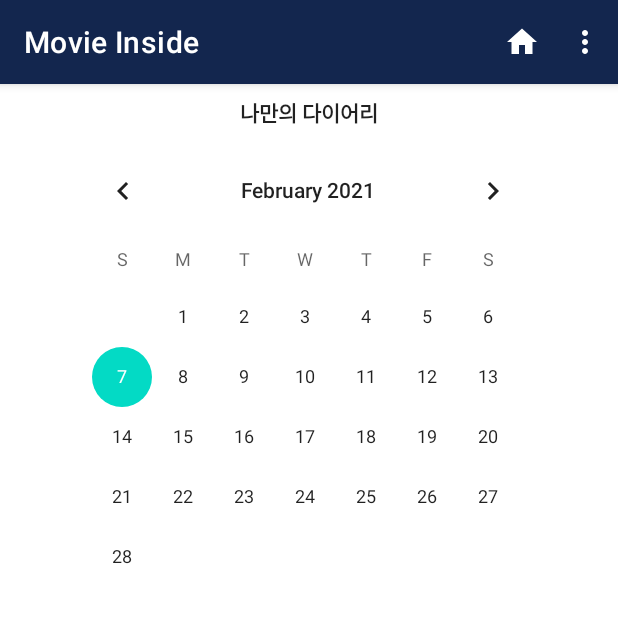
After one commit to su0su/MovieInside, an Android app: the CalenderActivity screen opened directly, with no data from a screen before it, on a phone screen of 412 x 824 dp, the top half of it. The commit adds this screen. Run offline under Robolectric (Android 15) with nearby library versions, the phone set to English and light mode, and no system bars; pictures from the network do not load.

Commit message:
수경 - 수인 액티비티 합체

```diff
--- a/app/src/main/AndroidManifest.xml
+++ b/app/src/main/AndroidManifest.xml
@@ -3,13 +3,14 @@
     package="com.example.myapplication">
 
     <uses-permission android:name="android.permission.INTERNET" />
+
     <application
         android:allowBackup="true"
         android:icon="@mipmap/ic_launcher"
-        android:label="@string/app_name"
         android:roundIcon="@mipmap/ic_launcher_round"
         android:supportsRtl="true"
         android:theme="@style/Theme.MyApplication">
+        <activity android:name=".CalenderActivity"/>
         <activity android:name=".MainActivity">
             <intent-filter>
                 <action android:name="android.intent.action.MAIN" />
--- a/app/src/main/java/com/example/myapplication/MainActivity.kt
+++ b/app/src/main/java/com/example/myapplication/MainActivity.kt
@@ -1,5 +1,6 @@
 package com.example.myapplication
 
+import android.annotation.SuppressLint
 import android.content.Context
 import android.content.Intent
 import android.net.Uri
@@ -9,53 +10,59 @@ import android.view.*
 import android.view.inputmethod.InputMethodManager
 import android.webkit.WebView
 import android.webkit.WebViewClient
-import android.widget.Button
-import android.widget.EditText
-import android.widget.ImageView
-import android.widget.TextView
+import android.widget.*
 import androidx.recyclerview.widget.LinearLayoutManager
 import androidx.recyclerview.widget.RecyclerView
 import com.bumptech.glide.Glide
 import com.bumptech.glide.request.RequestOptions
 import com.google.gson.GsonBuilder
 import okhttp3.*
+import java.io.FileInputStream
+import java.io.FileOutputStream
 import java.io.IOException
 import java.net.URL
 import java.net.URLEncoder
 
-class MainActivity : AppCompatActivity() {
+open class MainActivity : AppCompatActivity() {
+
+    //API 연동
     val clientId = "yNz2rAgBD7KMMfeVeL7C"
     val clientSecret = "ITIJHWfc25"
 
-    lateinit var button_search : Button
+    //영화 검색 페이지
+    lateinit var button_search: Button
     lateinit var calenderButton: Button
     lateinit var editText_keyward: EditText
-    lateinit var recyclerView : RecyclerView
+    lateinit var recyclerView: RecyclerView
     lateinit var webView: WebView
+
 
     override fun onCreate(savedInstanceState: Bundle?) {
         super.onCreate(savedInstanceState)
         setContentView(R.layout.activity_main)
         setTitle("Movie Inside")
 
-        button_search=findViewById(R.id.button_search)
-        calenderButton=findViewById(R.id.button_search)
-        editText_keyward=findViewById(R.id.editText)
-        recyclerView=findViewById(R.id.recyclerView)
-        webView=findViewById(R.id.webView)
+        //영화 검색 페이지
+        button_search = findViewById(R.id.button_search)
+        calenderButton = findViewById(R.id.calenderButton)
+        editText_keyward = findViewById(R.id.editText)
+        recyclerView = findViewById(R.id.recyclerView)
+        webView = findViewById(R.id.webView)
 
 
-        webView.apply{
-            settings.javaScriptEnabled=true
-            webViewClient= WebViewClient()
+        /**********************************영화 검색 페이지****************************************/
+        //웹뷰
+        webView.apply {
+            settings.javaScriptEnabled = true
+            webViewClient = WebViewClient()
         }
 
-        calenderButton.setOnClickListener{
-            webView.loadUrl(R.layout.activity_main.toString())
+        calenderButton.setOnClickListener {
+            val nextIntent = Intent (this, CalenderActivity::class.java)
+            startActivity(nextIntent)
         }
 
         button_search.setOnClickListener({
-            //키워드 없으면
             if (editText_keyward.text.isEmpty()) {
                 return@setOnClickListener
             }
@@ -67,6 +74,7 @@ class MainActivity : AppCompatActivity() {
             recyclerView.layoutManager =
                     LinearLayoutManager(this, LinearLayoutManager.HORIZONTAL, false)
             recyclerView.setHasFixedSize(true)
+
             //API
             fetchJson(editText_keyward.text.toString())
 
@@ -77,13 +85,14 @@ class MainActivity : AppCompatActivity() {
         })
     }
 
+    /*********************영화 검색 페이지*********************************/
     override fun onCreateOptionsMenu(menu: Menu?): Boolean {
-        menuInflater.inflate(R.menu.main,menu)
+        menuInflater.inflate(R.menu.main, menu)
         return true
     }
 
     override fun onOptionsItemSelected(item: MenuItem): Boolean {
-        when(item?.itemId){
+        when (item?.itemId) {
             R.id.action_home -> {
                 webView.loadUrl(R.layout.activity_main.toString())
             }
@@ -184,14 +193,15 @@ class RecyclerViewAdapter(val homefeed: Homefeed): RecyclerView.Adapter<Recycler
     override fun onBindViewHolder(holder: RecyclerViewAdapter.ViewHolder, position: Int) {
         holder.bindItems(homefeed.items.get(position))
     }
+
     class ViewHolder(val view: View) : RecyclerView.ViewHolder(view) {
 
         fun bindItems(data: Item) {
             var imageView: ImageView = view.findViewById(R.id.imageView)
             Glide.with(view.context).load(data.image)
-                .apply(RequestOptions().override(300, 450))
-                .apply(RequestOptions.centerCropTransform())
-                .into(imageView)
+                    .apply(RequestOptions().override(300, 450))
+                    .apply(RequestOptions.centerCropTransform())
+                    .into(imageView)
             itemView.findViewById<TextView>(R.id.textView_title).text = data.title
             itemView.findViewById<TextView>(R.id.textView_actor).text = "출연 ${data.actor}"
             itemView.findViewById<TextView>(R.id.textView_director).text = "감독 ${data.director}"
--- /dev/null
+++ b/app/src/main/res/layout/calender.xml
@@ -0,0 +1,184 @@
+<?xml version="1.0" encoding="utf-8"?>
+<androidx.constraintlayout.widget.ConstraintLayout
+    xmlns:android="http://schemas.android.com/apk/res/android"
+    xmlns:app="http://schemas.android.com/apk/res-auto"
+    android:layout_width="match_parent"
+    android:layout_height="match_parent">
+
+    <CalendarView
+        android:id="@+id/calendarView"
+        android:layout_width="328dp"
+        android:layout_height="310dp"
+        android:layout_marginStart="8dp"
+        android:layout_marginTop="8dp"
+        android:layout_marginEnd="8dp"
+        app:layout_constraintEnd_toEndOf="parent"
+        app:layout_constraintHorizontal_bias="0.488"
+        app:layout_constraintStart_toStartOf="parent"
+        app:layout_constraintTop_toBottomOf="@+id/textView3" />
+
+    <TextView
+        android:id="@+id/diaryTextView"
+        android:layout_width="0dp"
+        android:layout_height="wrap_content"
+        android:layout_marginStart="8dp"
+        android:layout_marginTop="8dp"
+        android:layout_marginEnd="8dp"
+        android:gravity="center"
+        android:textAppearance="@style/TextAppearance.AppCompat.Large"
+        app:layout_constraintEnd_toEndOf="parent"
+        app:layout_constraintHorizontal_bias="0.0"
+        app:layout_constraintStart_toStartOf="parent"
+        app:layout_constraintTop_toBottomOf="@+id/calendarView" />
+
+    <TextView
+        android:id="@+id/textView2"
+        android:layout_width="0dp"
+        android:layout_height="0dp"
+        android:layout_marginStart="8dp"
+        android:layout_marginEnd="8dp"
+        android:gravity="center"
+        android:visibility="invisible"
+        app:layout_constraintBottom_toBottomOf="@+id/contextEditText"
+        app:layout_constraintEnd_toEndOf="parent"
+        app:layout_constraintHorizontal_bias="1.0"
+        app:layout_constraintStart_toStartOf="@+id/contextEditText"
+        app:layout_constraintTop_toTopOf="@+id/contextEditText"
+        app:layout_constraintVertical_bias="0.0" />
+
+
+    <EditText
+        android:id="@+id/contextEditText"
+        android:layout_width="394dp"
+        android:layout_height="92dp"
+        android:layout_marginStart="8dp"
+        android:layout_marginTop="12dp"
+        android:layout_marginEnd="8dp"
+        android:ems="10"
+        android:hint="내용을 입력하세요."
+        android:inputType="textMultiLine"
+        android:visibility="invisible"
+        app:layout_constraintEnd_toEndOf="parent"
+        app:layout_constraintHorizontal_bias="1.0"
+        app:layout_constraintStart_toStartOf="parent"
+        app:layout_constraintTop_toBottomOf="@+id/ratingBar" />
+
+    <Button
+        android:id="@+id/cha_Btn"
+        android:layout_width="180dp"
+        android:layout_height="wrap_content"
+        android:layout_marginStart="8dp"
+        android:layout_marginEnd="8dp"
+        android:text="수정"
+        android:visibility="invisible"
+        app:layout_constraintBaseline_toBaselineOf="@+id/save_Btn"
+        app:layout_constraintEnd_toStartOf="@+id/del_Btn"
+        app:layout_constraintHorizontal_bias="1.0"
+        app:layout_constraintStart_toStartOf="parent" />
+
+    <Button
+        android:id="@+id/save_Btn"
+        android:layout_width="0dp"
+        android:layout_height="wrap_content"
+        android:layout_marginStart="8dp"
+        android:layout_marginTop="4dp"
+        android:layout_marginEnd="8dp"
+        android:text="저장"
+        android:visibility="invisible"
+        app:layout_constraintEnd_toEndOf="parent"
+        app:layout_constraintHorizontal_bias="0.0"
+        app:layout_constraintStart_toStartOf="parent"
+        app:layout_constraintTop_toBottomOf="@+id/contextEditText" />
+
+    <Button
+        android:id="@+id/del_Btn"
+        android:layout_width="176dp"
+        android:layout_height="wrap_content"
+        android:layout_marginEnd="8dp"
+        android:text="삭제"
+        android:visibility="invisible"
+        app:layout_constraintBaseline_toBaselineOf="@+id/cha_Btn"
+        app:layout_constraintEnd_toEndOf="@+id/save_Btn" />
+
+    <TextView
+        android:id="@+id/textView3"
+        android:layout_width="368dp"
+        android:layout_height="21dp"
+        android:layout_marginStart="8dp"
+        android:layout_marginTop="8dp"
+        android:layout_marginEnd="8dp"
+        android:gravity="center"
+        android:text="나만의 다이어리"
+        android:textAppearance="@style/TextAppearance.AppCompat.Large"
+        android:textSize="14sp"
+        android:textStyle="bold"
+        app:layout_constraintEnd_toEndOf="parent"
+        app:layout_constraintStart_toStartOf="parent"
+        app:layout_constraintTop_toTopOf="parent" />
+
+    <RatingBar
+        android:id="@+id/ratingBar"
+        style="@android:style/Widget.DeviceDefault.Light.RatingBar.Indicator"
+        android:layout_width="180dp"
+        android:layout_height="36dp"
+        android:layout_marginStart="200dp"
+        android:layout_marginTop="8dp"
+        android:layout_marginEnd="4dp"
+        android:isIndicator="false"
+        android:numStars="5"
+        android:rating="0"
+        android:stepSize="0.5"
+        android:visibility="invisible"
+        app:layout_constraintEnd_toEndOf="parent"
+        app:layout_constraintHorizontal_bias="0.466"
+        app:layout_constraintStart_toStartOf="parent"
+        app:layout_constraintTop_toBottomOf="@+id/diaryTextView" />
+
+    <TextView
+        android:id="@+id/ratingText"
+        android:layout_width="179dp"
+        android:layout_height="36dp"
+        android:layout_marginStart="200dp"
+        android:layout_marginTop="8dp"
+        android:layout_marginEnd="4dp"
+        android:gravity="center"
+        android:textSize="30sp"
+        app:layout_constraintEnd_toEndOf="parent"
+        app:layout_constraintStart_toStartOf="parent"
+        app:layout_constraintTop_toBottomOf="@+id/diaryTextView" />
+
+    <EditText
+        android:id="@+id/titleEditText"
+        android:layout_width="180dp"
+        android:layout_height="39dp"
+        android:layout_marginStart="18dp"
+        android:layout_marginTop="8dp"
+        android:layout_marginEnd="4dp"
+        android:ems="10"
+        android:hint="제목 입력"
+        android:inputType="textPersonName"
+        android:textSize="14sp"
+        android:visibility="invisible"
+        app:layout_constraintEnd_toStartOf="@+id/ratingBar"
+        app:layout_constraintHorizontal_bias="0.0"
+        app:layout_constraintStart_toStartOf="parent"
+        app:layout_constraintTop_toBottomOf="@+id/diaryTextView" />
+
+    <TextView
+        android:id="@+id/titleText"
+        android:layout_width="180dp"
+        android:layout_height="39dp"
+        android:layout_marginStart="18dp"
+        android:layout_marginTop="8dp"
+        android:layout_marginEnd="4dp"
+        android:ems="10"
+        android:gravity="center"
+        android:textSize="24sp"
+        android:visibility="invisible"
+        app:layout_constraintEnd_toStartOf="@+id/ratingBar"
+        app:layout_constraintHorizontal_bias="0.0"
+        app:layout_constraintStart_toStartOf="parent"
+        app:layout_constraintTop_toBottomOf="@+id/diaryTextView" />
+
+
+</androidx.constraintlayout.widget.ConstraintLayout>
```
Also changed, not shown: app/src/main/java/com/example/myapplication/CalenderActivity.kt (added, +311 -0 lines).
